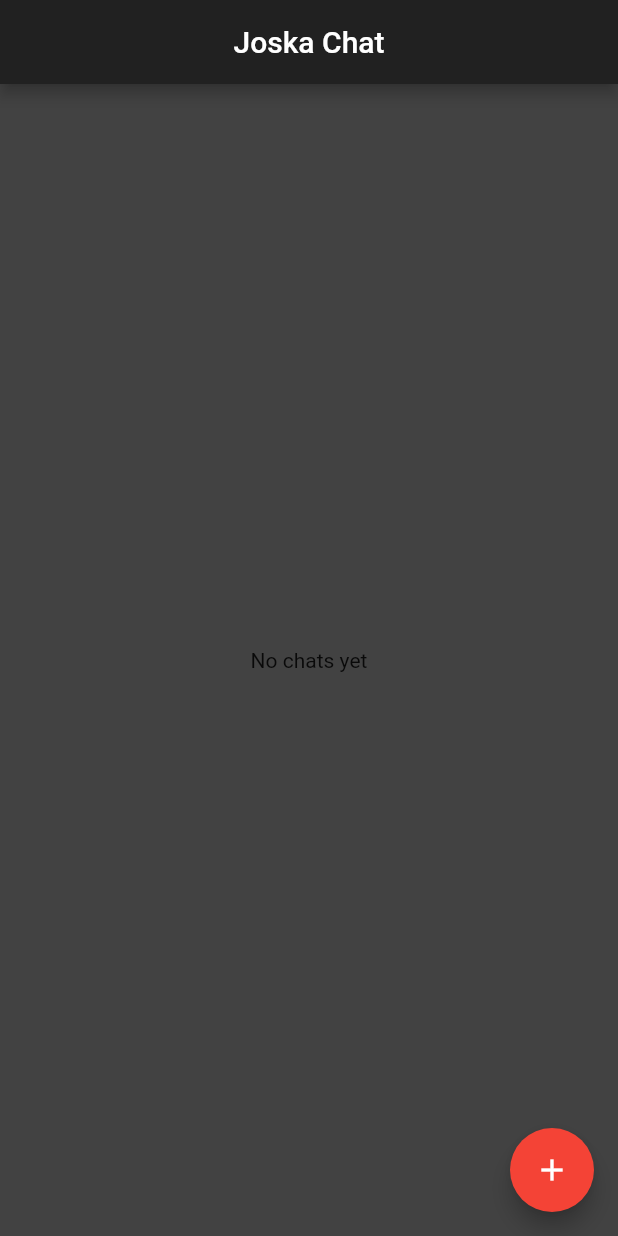
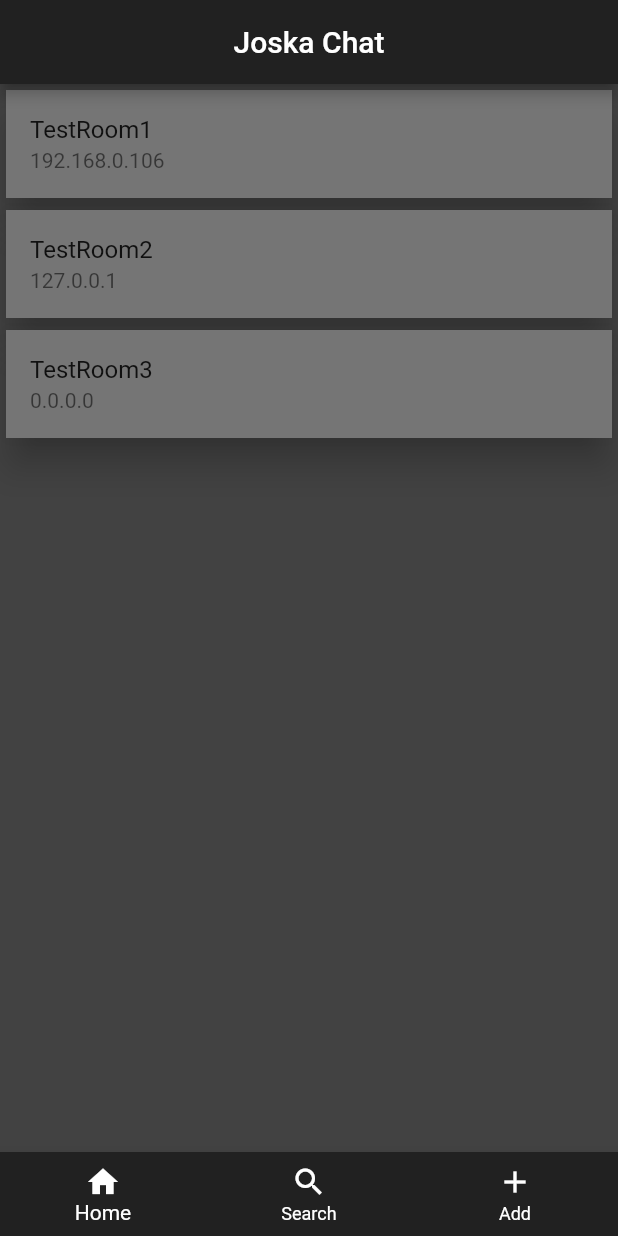
Before and after one commit to marter11/joska_chat, a Flutter app: the screen it shows after launch, on a phone screen of 412 x 824 dp. Run offline on Flutter 3.47's test engine with Material 2 defaults, Android fonts, the phone set to English and light mode, and no system bars.

Commit message:
implemented room list with some test rooms

```diff
--- a/lib/home.dart
+++ b/lib/home.dart
@@ -1,4 +1,7 @@
 import 'package:flutter/material.dart';
+
+import 'package:Joska_Chat/newRoom.dart';
+import 'messages.dart';
 // create 'Home' class
 class Home extends StatefulWidget
 {
@@ -8,6 +11,27 @@ class Home extends StatefulWidget
 
 class HomeState extends State<Home>
 {
+  int _currentIndex = 0;
+
+  final List<Widget> _children =
+  [
+    Messages(),
+    Center
+    (
+      child: Text("Search Chats"),
+    ),
+    NewRoom(),
+
+  ];
+
+  void changeIndex(int index)
+  {
+    setState(()
+    {
+      _currentIndex = index;
+    });
+  }
+
   @override
   Widget build(BuildContext context)
   {
@@ -22,23 +46,32 @@ class HomeState extends State<Home>
         centerTitle: true,
         backgroundColor: Colors.grey[900],
       ),
-      body: Center
+      body: _children[_currentIndex],
+      bottomNavigationBar: BottomNavigationBar
       (
-        // this is just temporary, so that it doesn't look like total dogshit
-        child: Text("No chats yet"),
-      ),
-      floatingActionButton: FloatingActionButton
-      (
-        // button for creating new room, I don't really think, this will be final
-        onPressed: ()
-        {
-          setState(()
-          {
-            Navigator.pushNamed(context, '/new_room');
-          });
-        },
-        child: Icon(Icons.add),
-        backgroundColor: Colors.red,
+        unselectedItemColor: Colors.white,
+        currentIndex: _currentIndex,
+        onTap: changeIndex,
+        fixedColor: Colors.white,
+        backgroundColor: Colors.grey[900],
+        items:
+        [
+          BottomNavigationBarItem
+          (
+            icon: Icon(Icons.home),
+            label: "Home",
+          ),
+          BottomNavigationBarItem
+          (
+            icon: Icon(Icons.search),
+            label: "Search"
+          ),
+          BottomNavigationBarItem
+          (
+            icon: Icon(Icons.add),
+            label: "Add",
+          ),
+        ],
       ),
     );
   }
--- a/lib/main.dart
+++ b/lib/main.dart
@@ -1,7 +1,28 @@
 import 'package:flutter/material.dart';
+import 'dart:core';
+import 'room.dart';
 import 'newRoom.dart';
 import 'network.dart';
 import 'home.dart';
+
+String getRoomData(List<String> rooms, int index, bool ip)
+{
+  if (rooms.length <= index) return ' ';
+
+  String temp = rooms[index];
+  int colonI = temp.indexOf(':');
+
+  if(colonI < 0) return ' ';
+
+  if(ip)
+  {
+    return temp.substring(0, colonI);
+  }
+  else
+  {
+    return temp.substring(colonI + 1);
+  }
+}
 
 void main()
 {
@@ -11,7 +32,7 @@ void main()
     routes:
     {
       '/': (context) => Home(), // default route
-      '/new_room': (context) => NewRoom(), // route called on pressing button to create new room
+      '/room': (context) => Room(id: '', ip:''),
     },
   ));
 }
--- /dev/null
+++ b/lib/messages.dart
@@ -0,0 +1,70 @@
+import 'package:flutter/material.dart';
+import 'main.dart';
+
+List<String> rooms = [];
+
+int getRooms()
+{
+  rooms = [];
+  rooms.add("192.168.0.106:TestRoom1");
+  rooms.add("127.0.0.1:TestRoom2");
+  rooms.add("0.0.0.0:TestRoom3");
+  return 0;
+}
+
+//returns either the IP or the name(ID) of a room
+//ip - false ==> ID;;; ip - true ==> IP
+
+class Messages extends StatefulWidget
+{
+  @override
+  MessagesState createState() => MessagesState();
+}
+
+class MessagesState extends State<Messages>
+{
+  int xd = getRooms();
+  @override
+  Widget build(BuildContext context) {
+    return ListView.builder
+    (
+      itemCount: rooms.length,
+      itemBuilder: (context, index)
+      {
+        return Card
+        (
+          // child: Text("rooms[index]"),
+          elevation: 10,
+          child: Container
+          (
+            decoration: BoxDecoration(color: Colors.grey[600]),
+            child: StatefulBuilder
+            (
+              builder: (BuildContext context, StateSetter timer)
+              {
+                return ListTile
+                (
+                  onTap: ()
+                  {
+                    print(getRoomData(rooms, index, false));
+                    setState(()
+                    {
+                      Navigator.pushNamed(context, '/room', arguments: <String, String>
+                      {
+                        'id': getRoomData(rooms, index, false),
+                        'ip': getRoomData(rooms, index, true)
+                      });
+                    });
+                  },
+                  isThreeLine: false,
+                  title: Text(getRoomData(rooms, index, false)),
+                  subtitle: Text(getRoomData(rooms, index, true)),
+                );
+              },
+            ),
+          ),
+        );
+      },
+    );
+  }
+}
--- a/lib/network.dart
+++ b/lib/network.dart
@@ -9,7 +9,7 @@ int SERVER_PORT = 4567;
 
 String receiveMessage(int count)
 {
-  String input = stdin.readLineSync();
+  String? input = stdin.readLineSync();
   if(input != null)
     okxd = input;
   print(okxd);
@@ -33,6 +33,7 @@ int sendData(String data, dynamic ip_addr, int port)
      socket.close();
    });
   });
+  return 0;
 }
 
 void createRoom(String name, String number)
--- a/networking/main.dart
+++ b/networking/main.dart
@@ -23,6 +23,7 @@ int sendData(String data, dynamic ip_addr, int port)
      socket.close();
    });
   });
+  return 0;
 }
 
 // Runs on different thread from the rest of the code
@@ -37,7 +38,7 @@ void main()
    RawDatagramSocket.bind(InternetAddress.anyIPv4, 0).then((socket) {
      socket.listen((RawSocketEvent event) {
        if (event == RawSocketEvent.read) {
-         Datagram dg = socket.receive();
+         Datagram? dg = socket.receive();
          if (dg == null) return;
          final recvd = String.fromCharCodes(dg.data);
 
--- a/pubspec.yaml
+++ b/pubspec.yaml
@@ -18,11 +18,12 @@ publish_to: 'none' # Remove this line if you wish to publish to pub.dev
 version: 1.0.0+1
 
 environment:
-  sdk: ">=2.7.0 <3.0.0"
+  sdk: ">=2.12.0 <3.0.0"
 
 dependencies:
   flutter:
     sdk: flutter
+  shared_preferences: "2.0.6"
 
 
   # The following adds the Cupertino Icons font to your application.
```
Also changed, not shown: lib/newRoom.dart (+20 -10 lines), lib/room.dart (added, +26 -0 lines), pubspec.lock.
